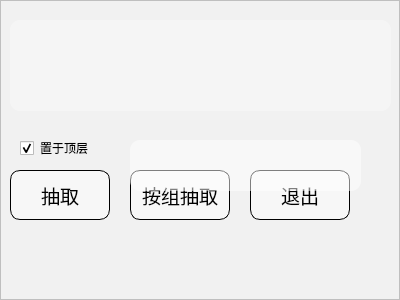
First picture: the form in src/mainwindow.ui, repository starrykiller/agonblick, before the edit.
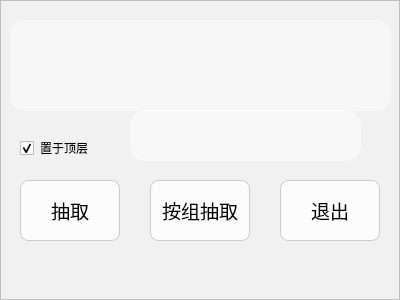
Second picture: the form after the edit. Icons and pictures are not drawn.

Patch:
```diff
--- a/src/mainwindow.ui
+++ b/src/mainwindow.ui
@@ -30,7 +30,7 @@
     <normaloff>:/icon/icon.ico</normaloff>:/icon/icon.ico</iconset>
   </property>
   <property name="windowOpacity">
-   <double>0.900000000000000</double>
+   <double>0.950000000000000</double>
   </property>
   <property name="styleSheet">
    <string notr="true"/>
@@ -46,16 +46,17 @@
    </property>
    <property name="styleSheet">
     <string notr="true">#frame {background: rgba(255, 255, 255, 0.1);}
-#frame * {border-radius:10px;
+#frame * {border-radius:15px;
 	font-family: &quot;Microsoft YaHei UI&quot;;
 }
 #frame QPushButton {
-border: 1px solid #000;
-background-color: rgba(255, 255, 255, 105);
-font: 14pt &quot;Microsoft YaHei UI Light&quot;;
+border: 1px solid #CCC;
+background-color: rgba(255, 255, 255, 195);
+font: 14pt &quot;Microsoft YaHei UI&quot;;
+border-radius:7.5px;
 }
 #frame QPushButton:hover {
-background-color: rgba(255, 255, 255, 180);
+background-color: rgba(255, 255, 255, 150);
 }
 
 #frame #statusShow {
@@ -76,14 +77,15 @@
    <widget class="QPushButton" name="exit">
     <property name="geometry">
      <rect>
-      <x>250</x>
-      <y>170</y>
+      <x>280</x>
+      <y>180</y>
       <width>100</width>
-      <height>50</height>
+      <height>61</height>
      </rect>
     </property>
     <property name="font">
      <font>
+      <family>Microsoft YaHei UI</family>
       <pointsize>14</pointsize>
       <italic>false</italic>
       <bold>false</bold>
@@ -99,14 +101,15 @@
    <widget class="QPushButton" name="random">
     <property name="geometry">
      <rect>
-      <x>10</x>
-      <y>170</y>
+      <x>20</x>
+      <y>180</y>
       <width>100</width>
-      <height>50</height>
+      <height>61</height>
      </rect>
     </property>
     <property name="font">
      <font>
+      <family>Microsoft YaHei UI</family>
       <pointsize>14</pointsize>
       <italic>false</italic>
       <bold>false</bold>
@@ -130,7 +133,7 @@
     </property>
     <property name="styleSheet">
      <string notr="true">#nameShow {
-background-color: rgba(255, 255, 255, 0.3);
+background-color: rgba(255, 255, 255, 0.4);
 border: none;
 }</string>
     </property>
@@ -151,14 +154,15 @@
    <widget class="QPushButton" name="randomByGroup">
     <property name="geometry">
      <rect>
-      <x>130</x>
-      <y>170</y>
+      <x>150</x>
+      <y>180</y>
       <width>100</width>
-      <height>50</height>
+      <height>61</height>
      </rect>
     </property>
     <property name="font">
      <font>
+      <family>Microsoft YaHei UI</family>
       <pointsize>14</pointsize>
       <italic>false</italic>
       <bold>false</bold>
@@ -182,6 +186,7 @@
     </property>
     <property name="font">
      <font>
+      <family>如风似月行楷</family>
       <pointsize>11</pointsize>
      </font>
     </property>
@@ -205,7 +210,9 @@
      </rect>
     </property>
     <property name="font">
-     <font/>
+     <font>
+      <family>Microsoft YaHei UI</family>
+     </font>
     </property>
     <property name="text">
      <string>置于顶层</string>
@@ -221,7 +228,7 @@
     <property name="geometry">
      <rect>
       <x>130</x>
-      <y>140</y>
+      <y>110</y>
       <width>231</width>
       <height>51</height>
      </rect>
```
